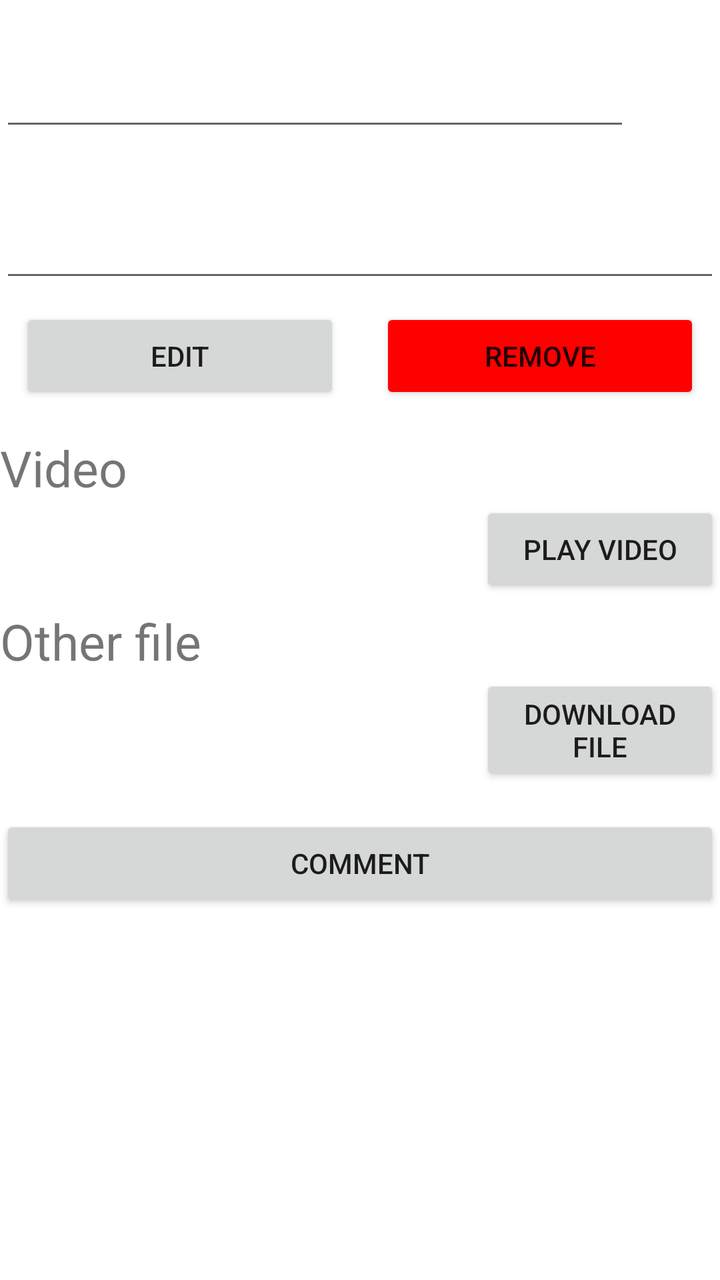
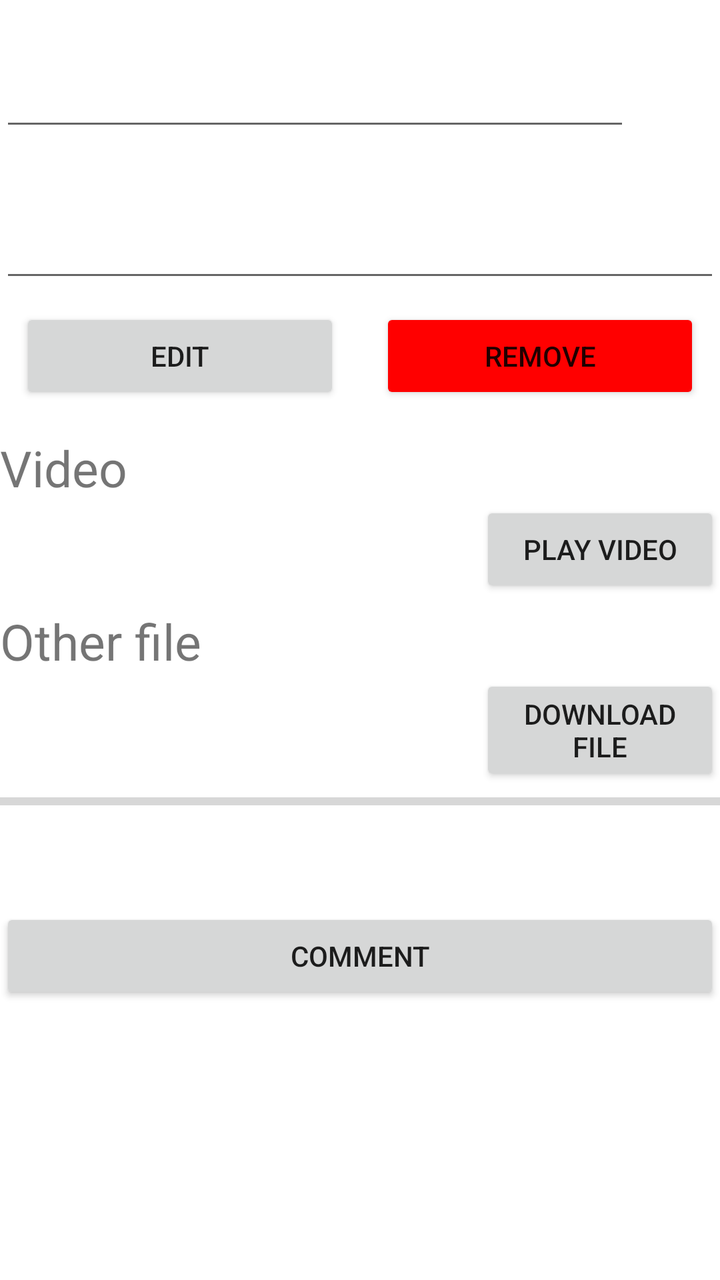

The first picture is an Android layout as it rendered before a commit; the second is the same layout after the commit. The layout source and the unified diff follow.
<!-- AndroidManifest.xml: application theme Theme.Front2 -->
<!-- res/layout/fragment_res_detail.xml -->
<?xml version="1.0" encoding="utf-8"?>
<LinearLayout xmlns:android="http://schemas.android.com/apk/res/android"
    xmlns:app="http://schemas.android.com/apk/res-auto"
    xmlns:tools="http://schemas.android.com/tools"
    android:layout_width="match_parent"
    android:layout_height="match_parent"
    android:layout_marginHorizontal="10dp"
    android:layout_marginTop="10dp"
    android:orientation="vertical"
    tools:context=".home.user.course.resource.ResDetailFragment">

    <ScrollView
        android:layout_width="match_parent"
        android:layout_height="wrap_content">

        <LinearLayout
            android:layout_width="match_parent"
            android:layout_height="wrap_content"
            android:orientation="vertical">

            <LinearLayout
                android:layout_width="match_parent"
                android:layout_height="wrap_content"
                android:orientation="horizontal">

                <EditText
                    android:id="@+id/res_title_label"
                    android:layout_width="match_parent"
                    android:layout_height="wrap_content"
                    android:layout_weight="1"
                    android:textSize="40sp" />

                <TextView
                    android:id="@+id/video_rate_score_label"
                    android:layout_width="match_parent"
                    android:layout_height="wrap_content"
                    android:layout_weight="7"
                    android:textColor="@color/orange"
                    android:textSize="30sp" />
            </LinearLayout>

            <EditText
                android:id="@+id/res_desc_label"
                android:layout_width="match_parent"
                android:layout_height="wrap_content"
                android:layout_marginVertical="8dp"
                android:lines="2"
                android:textSize="20sp" />

            <LinearLayout
                android:layout_width="match_parent"
                android:layout_height="wrap_content"
                android:orientation="horizontal">

                <Button
                    android:id="@+id/edit_title_button"
                    android:layout_width="match_parent"
                    android:layout_height="wrap_content"
                    android:layout_marginHorizontal="10dp"
                    android:layout_weight="1"
                    android:text="@string/upload_edit" />

                <Button
                    android:id="@+id/delete_video_button"
                    android:layout_width="match_parent"
                    android:layout_height="wrap_content"
                    android:layout_marginHorizontal="10dp"
                    android:layout_weight="1"
                    android:backgroundTint="@color/red"
                    android:text="@string/upload_delete" />
            </LinearLayout>

            <LinearLayout
                android:layout_width="match_parent"
                android:layout_height="wrap_content"
                android:layout_marginTop="15dp"
                android:orientation="vertical">

                <TextView
                    android:layout_width="match_parent"
                    android:layout_height="wrap_content"
                    android:text="@string/detail_video_label"
                    android:textSize="25sp" />

                <LinearLayout
                    android:layout_width="match_parent"
                    android:layout_height="wrap_content"
                    android:orientation="horizontal">

                    <TextView
                        android:id="@+id/video_title"
                        android:layout_width="match_parent"
                        android:layout_height="match_parent"
                        android:layout_weight="1"
                        android:textColor="@color/purple_700"
                        android:textSize="25sp" />

                    <Button
                        android:id="@+id/choose_video_button"
                        android:layout_width="match_parent"
                        android:layout_height="match_parent"
                        android:layout_weight="2"
                        android:text="@string/detail_video_play_button" />
                </LinearLayout>
            </LinearLayout>

            <LinearLayout
                android:layout_width="match_parent"
                android:layout_height="wrap_content"
                android:layout_marginTop="5dp"
                android:orientation="vertical">

                <TextView
                    android:layout_width="match_parent"
                    android:layout_height="wrap_content"
                    android:text="@string/detail_file_label"
                    android:textSize="25sp" />

                <LinearLayout
                    android:layout_width="match_parent"
                    android:layout_height="wrap_content"
                    android:orientation="horizontal">

                    <TextView
                        android:id="@+id/file_title"
                        android:layout_width="match_parent"
                        android:layout_height="match_parent"
                        android:layout_weight="1"
                        android:textColor="@color/purple_700"
                        android:textSize="20sp" />

                    <Button
                        android:id="@+id/choose_file_button"
                        android:layout_width="match_parent"
                        android:layout_height="match_parent"
                        android:layout_weight="2"
                        android:text="@string/detail_file_download_button" />
                </LinearLayout>
            </LinearLayout>

            <Button
                android:id="@+id/go_to_comments"
                android:layout_width="match_parent"
                android:layout_height="wrap_content"
                android:layout_marginTop="15dp"
                android:text="@string/comment_title_label" />
        </LinearLayout>
    </ScrollView>

</LinearLayout>
<!-- resources referenced by this layout -->
<resources>
  <color name="orange">#FFA500</color>
  <color name="purple_700">#FF3700B3</color>
  <color name="red">#FF0000</color>
  <string name="comment_title_label">Comment</string>
  <string name="detail_file_download_button">Download file</string>
  <string name="detail_file_label">Other file</string>
  <string name="detail_video_label">Video</string>
  <string name="detail_video_play_button">Play video</string>
  <string name="upload_delete">Remove</string>
  <string name="upload_edit">Edit</string>
  <style name="Theme.Front2" parent="Theme.MaterialComponents.DayNight.NoActionBar">
          
          <item name="colorPrimary">@color/royalBlue</item>
          <item name="colorPrimaryVariant">@color/lightSkyBlue</item>
          <item name="colorOnPrimary">@color/white</item>
          
          <item name="colorSecondary">@color/deepSkyBlue1</item>
          <item name="colorSecondaryVariant">@color/deepSkyBlue3</item>
          <item name="colorOnSecondary">@color/WhiteSmoke</item>
          
          <item name="android:statusBarColor" tools:targetApi="l">?attr/colorPrimary</item>
          
      </style>
  <color name="royalBlue">#4169E1</color>
  <color name="lightSkyBlue">#87CEFA</color>
  <color name="white">#FFFFFFFF</color>
  <color name="deepSkyBlue1">#00BFFF</color>
  <color name="deepSkyBlue3">#009ACD</color>
  <color name="WhiteSmoke">#F5F5F5</color>
</resources>

<!-- the commit's change to res/layout/fragment_res_detail.xml (unified diff, before → after) -->
@@ -136,6 +136,23 @@
                         android:layout_weight="2"
                         android:text="@string/detail_file_download_button" />
                 </LinearLayout>
+
+                <ProgressBar
+                    android:id="@+id/file_download_bar"
+                    android:layout_width="match_parent"
+                    android:layout_height="wrap_content"
+                    android:max="100"
+                    style="?android:attr/progressBarStyleHorizontal"
+                    android:layout_marginBottom="10dp"
+                    app:layout_constraintLeft_toLeftOf="parent"
+                    app:layout_constraintRight_toRightOf="parent"
+                    app:layout_constraintBottom_toBottomOf="parent"/>
+
+                <TextView
+                    android:id="@+id/file_download_progress_label"
+                    android:layout_width="match_parent"
+                    android:layout_height="wrap_content"
+                    android:textSize="15sp" />
             </LinearLayout>
 
             <Button
